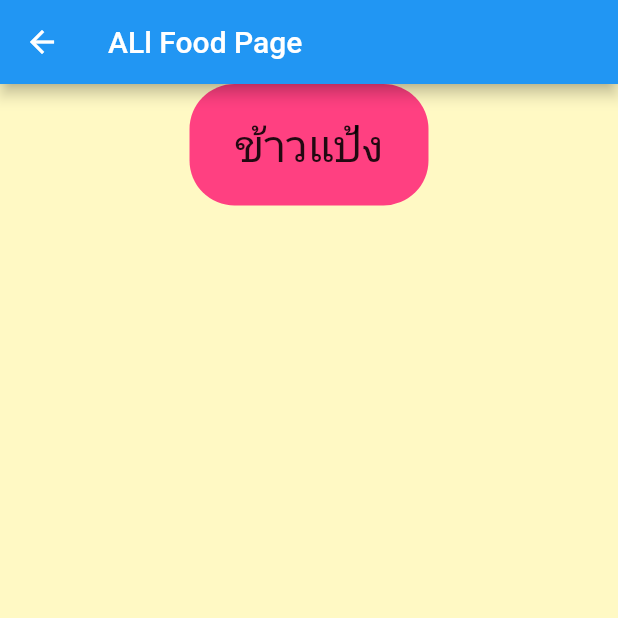
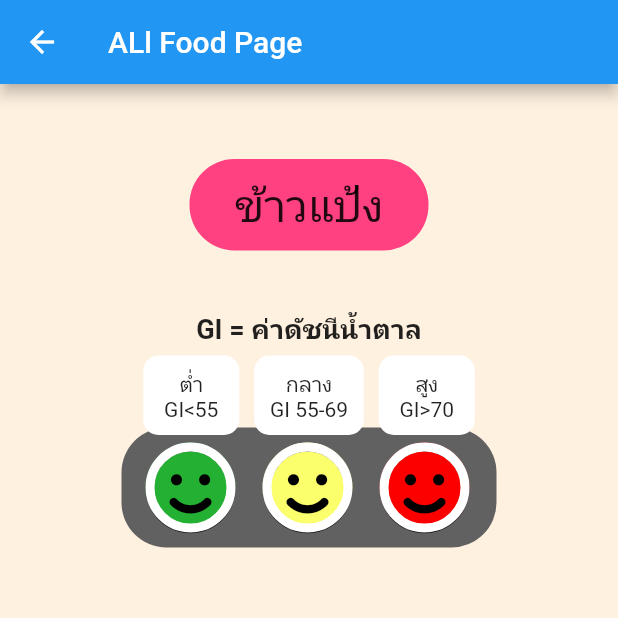
Before and after one commit to AINutritionProject/KinDeeUDee, a Flutter app: the AllFoodPage screen opened directly with empty values, on a phone screen of 412 x 824 dp, the top half of it. Run offline on Flutter 3.47's test engine with Material 2 defaults, Android fonts, the phone set to English and light mode, and no system bars; our stand-ins replace camera, cloud_firestore, csv, dotted_border, firebase_auth, firebase_core and 6 more; accounts and stored records are empty.

Commit message:
edit position list food in allfood page

```diff
--- a/lib/pages/all_food.dart
+++ b/lib/pages/all_food.dart
@@ -2,6 +2,7 @@ import 'package:flutter/material.dart';
 import 'package:appfood2/pages/food_detailed.dart';
 import 'package:csv/csv.dart';
 import 'package:flutter/services.dart' show rootBundle;
+import 'package:font_awesome_flutter/font_awesome_flutter.dart';
 
 class RealAllFoodPage extends StatefulWidget {
   const RealAllFoodPage({super.key, required this.type});
@@ -17,9 +18,8 @@ class _RealAllFoodPageState extends State<RealAllFoodPage> {
         "assets/${widget.type == 'Fruit' ? 'fruit' : 'flour'}_detailed.csv");
     List<List<dynamic>> dataAsList =
         const CsvToListConverter().convert(rawData);
-    print(dataAsList.length);
     List<Food> foodList = [];
-    dataAsList.forEach((element) {
+    for (var element in dataAsList) {
       foodList.add(Food(
         name: element[1],
         type: type,
@@ -35,16 +35,14 @@ class _RealAllFoodPageState extends State<RealAllFoodPage> {
         // ignore: prefer_interpolation_to_compose_strings
         imageAssetPath: "assets/images/Fruit/" + element[2],
       ));
-    });
+    }
     List<List<Food>> dataIndex = [];
-    print(foodList.length / 2);
     for (int i = 0; i < foodList.length / 2 - 1; i++) {
       dataIndex.add([foodList[i * 2], foodList[i * 2 + 1]]);
     }
     if (foodList.length % 2 != 0) {
       dataIndex.add([foodList[foodList.length - 1]]);
     }
-    print(dataIndex);
     return dataIndex;
   }
 
@@ -74,14 +72,16 @@ class AllFoodPage extends StatelessWidget {
   Widget build(BuildContext context) {
     return Scaffold(
       appBar: AppBar(title: const Text("ALl Food Page")),
-      backgroundColor: Colors.yellow.shade100,
+      backgroundColor: const Color.fromRGBO(255, 241, 224, 1),
       body: SingleChildScrollView(
         child: Column(
           children: [
             Center(
+              child: Padding(
+                padding: const EdgeInsets.only(top: 50, bottom: 40),
                 child: Container(
                   padding:
-                    const EdgeInsets.symmetric(horizontal: 30, vertical: 20),
+                      const EdgeInsets.symmetric(horizontal: 30, vertical: 10),
                   decoration: const BoxDecoration(
                     color: Colors.pinkAccent,
                     borderRadius: BorderRadius.all(
@@ -95,6 +95,112 @@ class AllFoodPage extends StatelessWidget {
                     ),
                   ),
                 ),
+              ),
+            ),
+            const Padding(
+              padding: EdgeInsets.only(bottom: 5),
+              child: Text(
+                "GI = ค่าดัชนีน้ำตาล",
+                style: TextStyle(fontSize: 18, fontWeight: FontWeight.w700),
+              ),
+            ),
+            Padding(
+              padding: const EdgeInsets.only(bottom: 70),
+              child: Stack(alignment: Alignment.bottomCenter, children: [
+                Container(
+                  alignment: Alignment.center,
+                  width: 250,
+                  height: 80,
+                  decoration: const BoxDecoration(
+                      color: Color.fromRGBO(97, 97, 97, 1),
+                      borderRadius: BorderRadius.all(
+                        Radius.circular(30),
+                      )),
+                  child: const Padding(
+                    padding: EdgeInsets.only(left: 16),
+                    child: Row(
+                      mainAxisAlignment: MainAxisAlignment.center,
+                      children: [
+                        Expanded(
+                          flex: 1,
+                          child: SmileFace(
+                            SmileColor: Color.fromRGBO(3, 219, 24, 0.65),
+                          ),
+                        ),
+                        Expanded(
+                          flex: 1,
+                          child: SmileFace(
+                            SmileColor: Color.fromRGBO(252, 255, 108, 1),
+                          ),
+                        ),
+                        Expanded(
+                          flex: 1,
+                          child: SmileFace(
+                            SmileColor: Color.fromRGBO(252, 0, 0, 1),
+                          ),
+                        )
+                      ],
+                    ),
+                  ),
+                ),
+                Padding(
+                  padding: const EdgeInsets.only(bottom: 75),
+                  child: Container(
+                    alignment: Alignment.center,
+                    width: 250,
+                    child: Row(
+                      mainAxisAlignment: MainAxisAlignment.center,
+                      children: [
+                        Container(
+                          height: 53,
+                          width: 64,
+                          decoration: const BoxDecoration(
+                            color: Colors.white,
+                            borderRadius: BorderRadius.all(
+                              Radius.circular(10),
+                            ),
+                          ),
+                          child: const Column(
+                            mainAxisAlignment: MainAxisAlignment.center,
+                            children: [Text("ต่ำ"), Text("GI<55")],
+                          ),
+                        ),
+                        Padding(
+                          padding: const EdgeInsets.only(left: 10, right: 10),
+                          child: Container(
+                            height: 53,
+                            width: 73,
+                            decoration: const BoxDecoration(
+                              color: Colors.white,
+                              borderRadius: BorderRadius.all(
+                                Radius.circular(10),
+                              ),
+                            ),
+                            child: const Column(
+                              mainAxisAlignment: MainAxisAlignment.center,
+                              children: [Text("กลาง"), Text("GI 55-69")],
+                            ),
+                          ),
+                        ),
+                        Container(
+                          height: 53,
+                          width: 64,
+                          decoration: const BoxDecoration(
+                            color: Colors.white,
+                            borderRadius: BorderRadius.all(
+                              Radius.circular(10),
+                            ),
+                          ),
+                          child: const Column(
+                            mainAxisAlignment: MainAxisAlignment.center,
+                            children: [Text("สูง"), Text("GI>70")],
+                          ),
+                        )
+                      ],
+                    ),
+                  ),
+                ),
+              ]),
             ),
             ...foodData.map((e) {
               if (e.length == 2) {
@@ -115,7 +221,21 @@ class AllFoodPage extends StatelessWidget {
                           )),
                     ]);
               } else {
-                return FoodIcons(food: e[0]);
+                return Row(
+                    mainAxisAlignment: MainAxisAlignment.center,
+                    children: [
+                      Expanded(
+                          flex: 1,
+                          child: Padding(
+                            padding: const EdgeInsets.only(left: 34, right: 15),
+                            child: FoodIcons(food: e[0]),
+                          )),
+                      const Expanded(
+                          flex: 1,
+                          child: Padding(
+                            padding: EdgeInsets.only(left: 15, right: 34),
+                          )),
+                    ]);
               }
             })
           ],
@@ -154,7 +274,7 @@ class FoodIcons extends StatelessWidget {
             child: Column(children: [
               Align(
                 child: Container(
-                  margin: EdgeInsets.only(top: 12, bottom: 12),
+                  margin: const EdgeInsets.only(top: 12, bottom: 12),
                   width: 100,
                   height: 100,
                   child: Image.asset(
@@ -169,7 +289,7 @@ class FoodIcons extends StatelessWidget {
             alignment: const AlignmentDirectional(0, 1),
             child: Container(
               width: double.infinity,
-              padding: const EdgeInsets.symmetric(horizontal: 40, vertical: 5),
+              padding: const EdgeInsets.symmetric(horizontal: 5, vertical: 5),
               decoration: BoxDecoration(
                 color: Colors.green.shade100,
                 borderRadius: const BorderRadius.all(
@@ -203,3 +323,37 @@ class Food {
   final String imageAssetPath;
   final FoodNutritionDetail detail;
 }
+
+class SmileFace extends StatelessWidget {
+  // ignore: non_constant_identifier_names
+  const SmileFace({super.key, required this.SmileColor});
+  // ignore: non_constant_identifier_names
+  final Color SmileColor;
+
+  @override
+  Widget build(BuildContext context) {
+    return Stack(
+      children: [
+        Container(
+          decoration: BoxDecoration(
+            color: SmileColor,
+            shape: BoxShape.circle,
+          ),
+          child: const FaIcon(
+            FontAwesomeIcons.faceSmile,
+            color: Colors.black,
+            size: 60,
+          ),
+        ),
+        Container(
+          decoration: BoxDecoration(
+            border: Border.all(color: Colors.white, width: 6),
+            shape: BoxShape.circle,
+          ),
+          width: 60,
+          height: 60,
+        )
+      ],
+    );
+  }
+}
```
Lines whose indentation alone changed are shown as unchanged.
